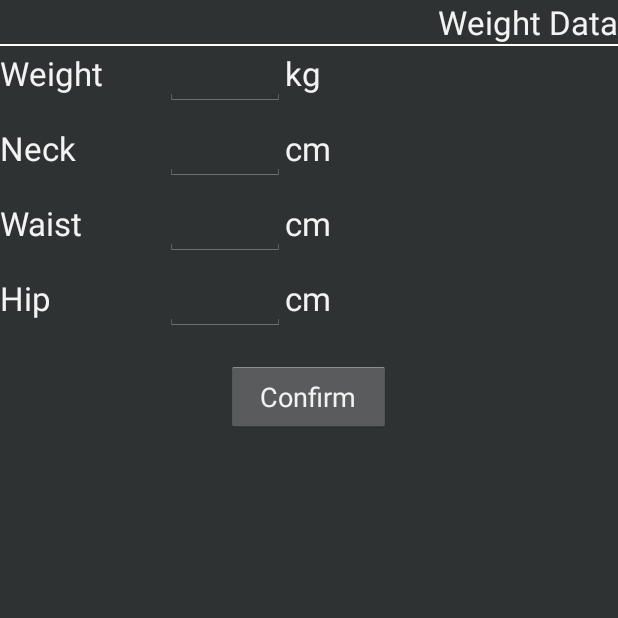
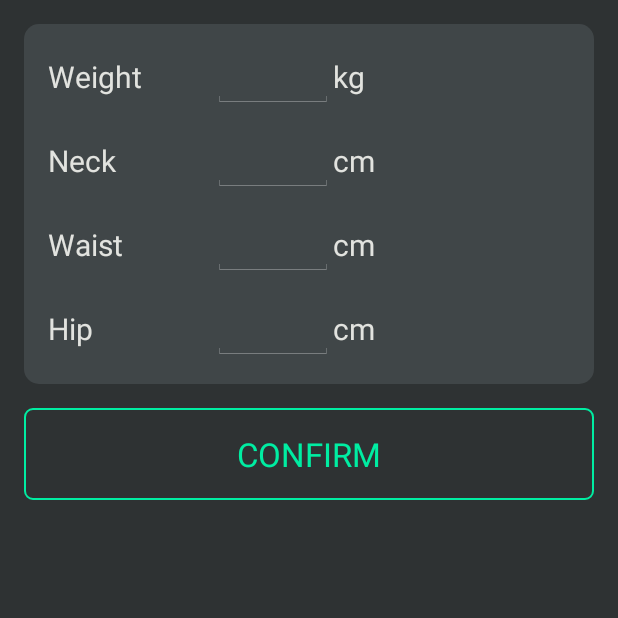
Before and after one commit to diego-said/simple_weight_control, an Android app: the NewDataActivity screen opened directly, with no data from a screen before it, on a phone screen of 412 x 824 dp, the top half of it. Run offline under Robolectric (Android 15) with nearby library versions, the phone set to English and light mode, and no system bars; libraries missing offline, so code that uses them is left out: com.google.ads; 4 statements that could not run were skipped.

Commit message:
changing UI

```diff
--- a/app/src/main/res/layout/newdata.xml
+++ b/app/src/main/res/layout/newdata.xml
@@ -1,48 +1,31 @@
 <?xml version="1.0" encoding="utf-8"?>
-<LinearLayout xmlns:android="http://schemas.android.com/apk/res/android"
-    android:layout_width="fill_parent"
-    android:layout_height="fill_parent"
-    android:orientation="vertical" android:background="@color/dark_gray">
+<RelativeLayout xmlns:android="http://schemas.android.com/apk/res/android"
+    android:layout_width="match_parent"
+    android:layout_height="match_parent"
+    android:background="@color/bg_color">
 
+    <RelativeLayout
+        android:id="@+id/weightData"
+        android:layout_width="match_parent"
+        android:layout_height="wrap_content"
+        android:layout_alignParentTop="true"
+        android:layout_margin="16dp"
+        android:background="@drawable/card_default">
+
+        <LinearLayout
+            android:id="@+id/linearLayoutWeight"
+            android:layout_width="wrap_content"
+            android:layout_height="wrap_content"
+            android:layout_alignParentTop="true"
+            android:layout_margin="16dp">
 
             <TextView
-        android:id="@+id/textView1"
-        android:layout_width="wrap_content"
-        android:layout_height="wrap_content"
-        android:layout_gravity="right"
-        android:text="@string/new_data"
-        android:textAppearance="?android:attr/textAppearanceLarge" />
-
-    <LinearLayout
-        android:id="@+id/linearLayout1"
-        android:layout_width="fill_parent"
-        android:layout_height="1dp"
-        android:orientation="vertical" android:background="@color/white">
-    </LinearLayout>
-
-    <ScrollView
-        android:id="@+id/scrollView1"
-        android:layout_width="match_parent"
-        android:layout_height="0dip"
-        android:layout_weight="0.94" >
-
-        <LinearLayout
-            android:id="@+id/linearLayout2"
-            android:layout_width="fill_parent"
-            android:layout_height="10dp"
-            android:orientation="vertical" >
-
-            <LinearLayout
-                android:id="@+id/linearLayout3"
-                android:layout_width="match_parent"
-                android:layout_height="wrap_content" >
-
-                <TextView
-                    android:id="@+id/textView2"
+                android:id="@+id/textViewWeight"
                 android:layout_width="110dp"
                 android:layout_height="wrap_content"
                 android:text="@string/weight"
-                    android:textAppearance="?android:attr/textAppearanceLarge" />
+                android:textSize="20sp"
+                android:textColor="@color/label_text"/>
 
             <EditText
                 android:id="@+id/editTextWeight"
@@ -55,65 +38,63 @@
             </EditText>
 
             <TextView
-                    android:id="@+id/textView3"
+                android:id="@+id/textViewWeightUnit"
                 android:layout_width="wrap_content"
                 android:layout_height="wrap_content"
                 android:text="@string/kilogram"
-                    android:textAppearance="?android:attr/textAppearanceLarge" />
+                android:textSize="20sp"
+                android:textColor="@color/label_text"/>
         </LinearLayout>
 
         <LinearLayout
-                android:id="@+id/linearLayout4"
-                android:layout_width="fill_parent"
-                android:layout_height="10dp"
-                android:orientation="vertical" >
-            </LinearLayout>
-
-            <LinearLayout
-                android:id="@+id/linearLayout5"
-                android:layout_width="fill_parent"
-                android:layout_height="wrap_content" >
+            android:id="@+id/linearLayoutNeck"
+            android:layout_width="wrap_content"
+            android:layout_height="wrap_content"
+            android:layout_below="@+id/linearLayoutWeight"
+            android:layout_marginLeft="16dp"
+            android:layout_marginRight="16dp"
+            android:layout_marginBottom="16dp">
 
             <TextView
-                    android:id="@+id/textView4"
+                android:id="@+id/textViewNeck"
                 android:layout_width="110dp"
                 android:layout_height="wrap_content"
                 android:text="@string/neck"
-                    android:textAppearance="?android:attr/textAppearanceLarge" />
+                android:textSize="20sp"
+                android:textColor="@color/label_text"/>
 
             <EditText
                 android:id="@+id/editTextNeck"
                 android:layout_width="80dp"
                 android:layout_height="wrap_content"
                 android:inputType="number"
-                    android:maxLength="3" />
+                android:maxLength="3"/>
 
             <TextView
-                    android:id="@+id/textView5"
+                android:id="@+id/textViewNeckUnit"
                 android:layout_width="wrap_content"
                 android:layout_height="wrap_content"
                 android:text="@string/centimeter"
-                    android:textAppearance="?android:attr/textAppearanceLarge" />
+                android:textSize="20sp"
+                android:textColor="@color/label_text"/>
         </LinearLayout>
 
         <LinearLayout
-                android:id="@+id/linearLayout6"
-                android:layout_width="fill_parent"
-                android:layout_height="10dp"
-                android:orientation="vertical" >
-            </LinearLayout>
-
-            <LinearLayout
-                android:id="@+id/linearLayout7"
-                android:layout_width="fill_parent"
-                android:layout_height="wrap_content" >
+            android:id="@+id/linearLayoutWaist"
+            android:layout_width="wrap_content"
+            android:layout_height="wrap_content"
+            android:layout_below="@+id/linearLayoutNeck"
+            android:layout_marginLeft="16dp"
+            android:layout_marginRight="16dp"
+            android:layout_marginBottom="16dp">
 
             <TextView
-                    android:id="@+id/textView6"
+                android:id="@+id/textViewWaist"
                 android:layout_width="110dp"
                 android:layout_height="wrap_content"
                 android:text="@string/waist"
-                    android:textAppearance="?android:attr/textAppearanceLarge" />
+                android:textSize="20sp"
+                android:textColor="@color/label_text"/>
 
             <EditText
                 android:id="@+id/editTextWaist"
@@ -122,31 +103,29 @@
                 android:inputType="number" />
 
             <TextView
-                    android:id="@+id/textView7"
+                android:id="@+id/textViewWaistUnit"
                 android:layout_width="wrap_content"
                 android:layout_height="wrap_content"
                 android:text="@string/centimeter"
-                    android:textAppearance="?android:attr/textAppearanceLarge" />
+                android:textSize="20sp"
+                android:textColor="@color/label_text"/>
         </LinearLayout>
 
         <LinearLayout
-                android:id="@+id/linearLayout8"
-                android:layout_width="fill_parent"
-                android:layout_height="10dp"
-                android:orientation="vertical" >
-            </LinearLayout>
-
-            <LinearLayout
-                android:id="@+id/linearLayout9"
-                android:layout_width="fill_parent"
-                android:layout_height="wrap_content" >
+            android:id="@+id/linearLayoutHip"
+            android:layout_width="wrap_content"
+            android:layout_height="wrap_content"
+            android:layout_below="@+id/linearLayoutWaist"
+            android:layout_marginLeft="16dp"
+            android:layout_marginRight="16dp">
 
             <TextView
-                    android:id="@+id/textView8"
+                android:id="@+id/textViewHip"
                 android:layout_width="110dp"
                 android:layout_height="wrap_content"
                 android:text="@string/hip"
-                    android:textAppearance="?android:attr/textAppearanceLarge" />
+                android:textSize="20sp"
+                android:textColor="@color/label_text"/>
 
             <EditText
                 android:id="@+id/editTextHip"
@@ -155,43 +134,36 @@
                 android:inputType="number" />
 
             <TextView
-                    android:id="@+id/textView9"
+                android:id="@+id/textViewHipUnit"
                 android:layout_width="wrap_content"
                 android:layout_height="wrap_content"
                 android:text="@string/centimeter"
-                    android:textAppearance="?android:attr/textAppearanceLarge" />
+                android:textSize="20sp"
+                android:textColor="@color/label_text"/>
         </LinearLayout>
 
-            <LinearLayout
-                android:id="@+id/linearLayout10"
-                android:layout_width="fill_parent"
-                android:layout_height="fill_parent"
-                android:orientation="vertical" >
+        <View
+            android:layout_width="match_parent"
+            android:layout_height="16dp"
+            android:layout_below="@+id/linearLayoutHip"/>
 
-                <LinearLayout
-                    android:id="@+id/linearLayout11"
-                    android:layout_width="fill_parent"
-                    android:layout_height="20dp"
-                    android:orientation="vertical" >
-                </LinearLayout>
+    </RelativeLayout>
 
     <Button
         android:id="@+id/buttonConfirmNewData"
-                    android:layout_width="110dp"
+        android:layout_width="match_parent"
         android:layout_height="wrap_content"
-                    android:layout_gravity="center_horizontal"
+        android:layout_below="@+id/weightData"
+        android:layout_gravity="center"
+        android:layout_marginBottom="16dp"
+        android:layout_marginLeft="16dp"
+        android:layout_marginRight="16dp"
+        android:background="@drawable/btn_default_selector"
         android:onClick="confirmNewDataClickHandler"
-                    android:text="@string/button_confirm" />
-            </LinearLayout>
+        android:text="@string/button_confirm"
+        android:textAllCaps="true"
+        android:textColor="@color/btn_default_text_selector"
+        android:textSize="22sp"
+        android:textStyle="normal" />
 
-        </LinearLayout>
-
-    </ScrollView>
-
-    <LinearLayout
-        android:id="@+id/adMobLayout"
-        android:layout_width="wrap_content"
-        android:layout_height="wrap_content" >
-    </LinearLayout>
-
-</LinearLayout>
+</RelativeLayout>
```
Also changed, not shown: app/src/main/res/layout/about.xml (+17 -12 lines), app/src/main/res/layout/user_settings.xml (+62 -86 lines), 1 other file. Lines whose indentation alone changed are shown as unchanged.
